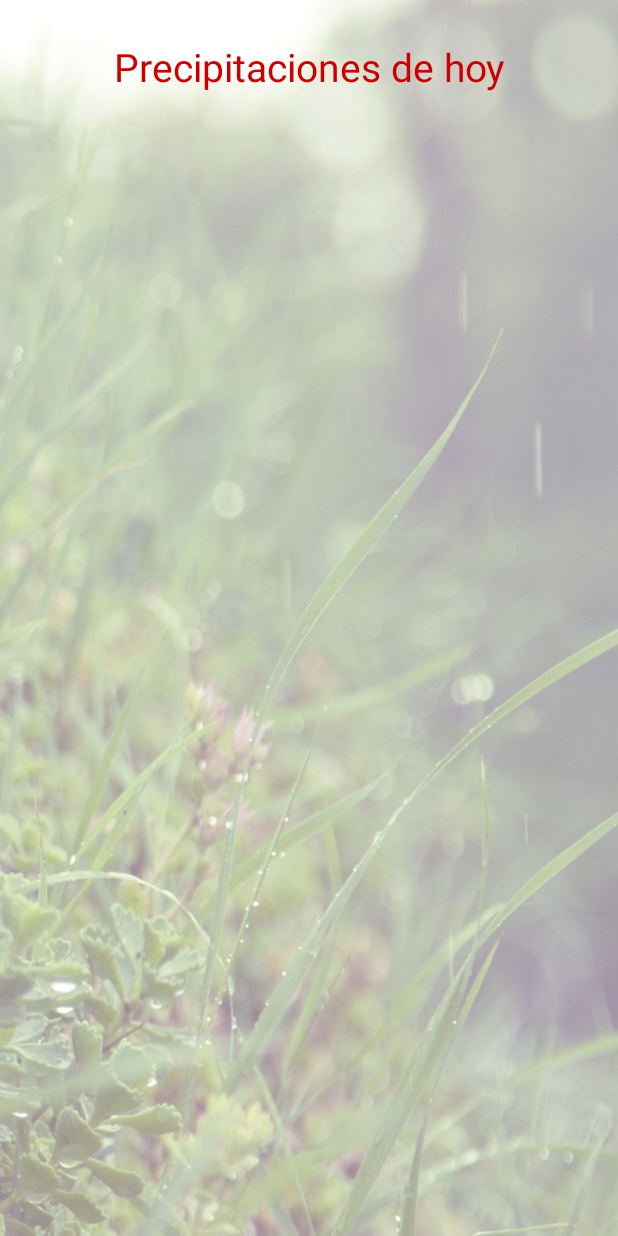
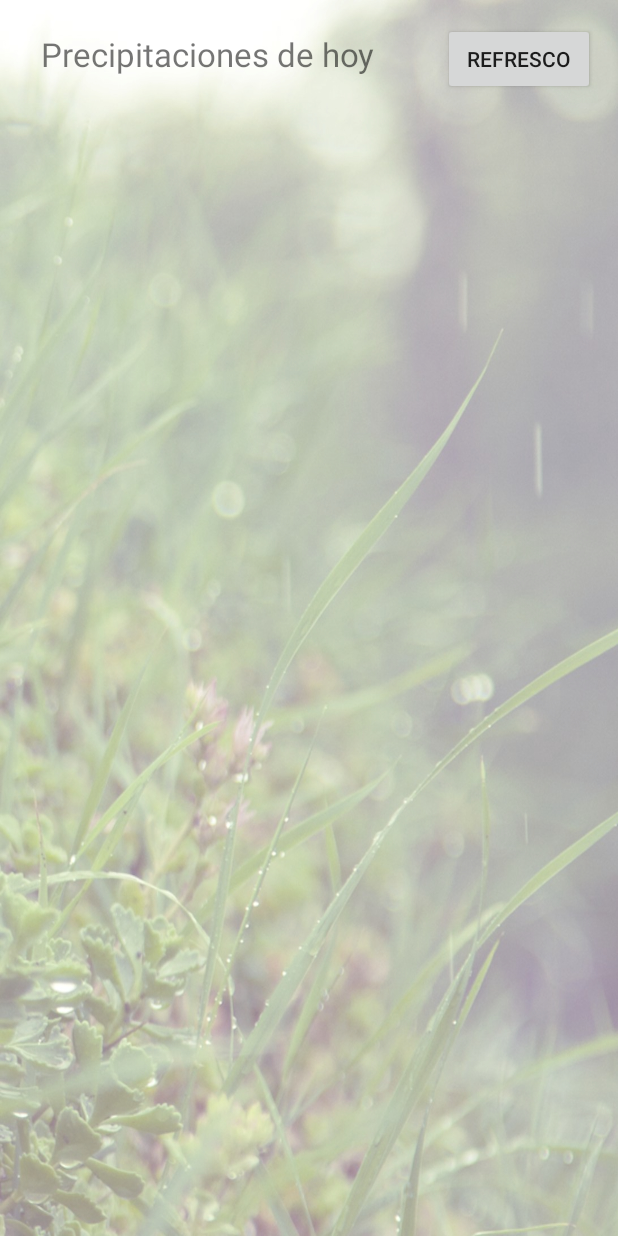
Before and after one commit to DioniGarcia/ScrapMeteo, an Android app: the screen it shows after launch (MainActivity), on a phone screen of 412 x 824 dp. Run offline under Robolectric (Android 15) with nearby library versions, the phone set to English and light mode, and no system bars.

Commit message:
Secnd commit

```diff
--- a/app/src/main/java/com/example/administrador/scrapmeteo/MainActivity.java
+++ b/app/src/main/java/com/example/administrador/scrapmeteo/MainActivity.java
@@ -3,15 +3,17 @@ package com.example.administrador.scrapmeteo;
 import android.os.AsyncTask;
 import android.support.v7.app.AppCompatActivity;
 import android.os.Bundle;
+import android.view.View;
+import android.widget.Button;
 import android.widget.TextView;
-import android.widget.Toast;
 
 import org.jsoup.Jsoup;
 import org.jsoup.nodes.Document;
 import org.jsoup.nodes.Element;
 
 public class MainActivity extends AppCompatActivity {
-    TextView texVista, texXodos, texAdz,texVf,texValde, texVm,texAr, texAlc, texTor, texPue, texMos, texMon, texBron;
+    TextView texVista, texXodos, texAdz,texVf,texValde, texVm, texOnd, texAlc, texTor, texPue, texMos, texMon, texBron;
+    Button but;
 
     @Override
     protected void onCreate(Bundle savedInstanceState) {
@@ -24,7 +26,7 @@ public class MainActivity extends AppCompatActivity {
         texVf = (TextView) findViewById(R.id.t4);
         texValde = (TextView) findViewById(R.id.t5);
         texVm = (TextView) findViewById(R.id.t6);
-        texAr = (TextView) findViewById(R.id.t7);
+        texOnd = (TextView) findViewById(R.id.t7);
         texAlc = (TextView) findViewById(R.id.t8);
         texTor = (TextView) findViewById(R.id.t9);
         texPue = (TextView) findViewById(R.id.t10);
@@ -32,15 +34,20 @@ public class MainActivity extends AppCompatActivity {
         texMon = (TextView) findViewById(R.id.t12);
         texBron = (TextView) findViewById(R.id.t13);
 
-        new doit().execute();
-        /*Button but = (Button) findViewById(R.id.b1);
+
+
+        but = (Button) findViewById(R.id.b1);
 
         but.setOnClickListener(new View.OnClickListener() {
             @Override
             public void onClick(View v) {
-                new doit().execute();
+                finish();
+                startActivity(getIntent());
             }
-        });*/
+        });
+
+        new doit().execute();
+
     }
 
     public class doit extends AsyncTask<Void,Void,Void>{
@@ -52,7 +59,7 @@ public class MainActivity extends AppCompatActivity {
         String textIncomeVal;
         String textIncomeVm;
         String textIncomeAlc;
-        String textIncomeAr;
+        String textIncomeOnd;
         String textIncomePue;
         String textIncomeTor;
         String textIncomeMos;
@@ -213,27 +220,27 @@ public class MainActivity extends AppCompatActivity {
 
                 /* ________________________________________________________________________________*/
 
-                Document docAr= Jsoup.connect("https://www.avamet.org/mxo_i.php?id=c02m014e40").get();
+                Document docOnd= Jsoup.connect("https://www.avamet.org/mxo_i.php?id=c06m084e02").get();
 
-                textIncomeAr = docAr.getElementById("estacio").text();
-                textIncomeAr += "\n"+ "Humedad relativa: " + cutBeforeData( docAr.getElementById("hrel").text());
-                textIncomeAr += "   Viento: " + cutBeforeData( docAr.getElementById("vent").text());
-                textIncomeAr += "\n"+ "Lluvia: " + cutBeforeData( docAr.getElementById("prec").text() );
+                textIncomeOnd = docOnd.getElementById("estacio").text();
+                textIncomeOnd += "\n"+ "Humedad relativa: " + cutBeforeData( docOnd.getElementById("hrel").text());
+                textIncomeOnd += "   Viento: " + cutBeforeData( docOnd.getElementById("vent").text());
+                textIncomeOnd += "\n"+ "Lluvia: " + cutBeforeData( docOnd.getElementById("prec").text() );
                 i=0;
-                for (Element e : docAr.getElementById("mesdades").children()) {
+                for (Element e : docOnd.getElementById("mesdades").children()) {
                     if (i == 5 ) {
-                        textIncomeAr += "   Mensual: "+  cutBeforeData( e.text() );
+                        textIncomeOnd += "   Mensual: "+  cutBeforeData( e.text() );
 
                     }else if (i==6){
-                        textIncomeAr += "   Anual: "+  cutBeforeData( e.text() );
+                        textIncomeOnd += "   Anual: "+  cutBeforeData( e.text() );
                         break;
                     }
                     i+=1;
                 }
 
 
-                textIncomeAr += "\n"+ "T.Min: " + cutBeforeData( docAr.getElementById("temp_min").text() );
-                textIncomeAr += "   T.Max: " + cutBeforeData( docAr.getElementById("temp_max").text() );
+                textIncomeOnd += "\n"+ "T.Min: " + cutBeforeData( docOnd.getElementById("temp_min").text() );
+                textIncomeOnd += "   T.Max: " + cutBeforeData( docOnd.getElementById("temp_max").text() );
 
                 /* ________________________________________________________________________________*/
 
@@ -387,8 +394,8 @@ public class MainActivity extends AppCompatActivity {
                 textIncomeBron+= "\nViento: "+viento[1]+"km/h "+viento[0];
                 textIncomeBron+="   Lluvia: "+meteo[4];
                 textIncomeBron+="\nLluvia (Últimos 5 dias): "+meteo[5].split(" ")[0]+"mm";
-                textIncomeBron+= "\nT.Min: "+docBron.getElementsByClass("vermell").first().text();
-                textIncomeBron+= "   T.Max: "+docBron.getElementsByClass("blau").first().text();
+                textIncomeBron+= "\nT.Min: "+docBron.getElementsByClass("blau").first().text();
+                textIncomeBron+= "   T.Max: "+docBron.getElementsByClass("vermell").first().text();
 
                 /* ________________________________________________________________________________                   END     */
 
@@ -410,7 +417,7 @@ public class MainActivity extends AppCompatActivity {
             texValde.setText((textIncomeVal));
             texVm.setText((textIncomeVm));
             texAlc.setText((textIncomeAlc));
-            texAr.setText((textIncomeAr));
+            texOnd.setText((textIncomeOnd));
             texTor.setText((textIncomeTor));
             texPue.setText((textIncomePue));
             texMos.setText((textIncomeMos));
--- a/app/src/main/res/layout-land/activity_main.xml
+++ b/app/src/main/res/layout-land/activity_main.xml
@@ -13,14 +13,34 @@
 
     tools:context=".MainActivity">
 
-    <TextView
-        android:id="@+id/textView2"
+    <LinearLayout
         android:layout_width="match_parent"
-        android:layout_height="58dp"
-        android:gravity="fill_vertical|center_horizontal"
-        android:text="Precipitaciones de hoy"
-        android:textColor="@android:color/holo_red_dark"
-        android:textSize="26sp" />
+        android:layout_height="wrap_content"
+        android:orientation="horizontal">
+
+        <TextView
+            android:id="@+id/textView3"
+            android:layout_width="wrap_content"
+            android:layout_height="wrap_content"
+            android:layout_weight="1"
+            android:gravity="center_vertical|center_horizontal"
+            android:text="Precipitaciones de hoy"
+            android:textColor="@android:color/black"
+            android:textSize="30sp" />
+
+        <Space
+            android:layout_width="5dp"
+            android:layout_height="wrap_content"
+            android:layout_weight="1" />
+
+        <Button
+            android:id="@+id/b1"
+            android:layout_width="wrap_content"
+            android:layout_height="wrap_content"
+            android:layout_weight="1"
+            android:gravity="fill_vertical|center_horizontal"
+            android:text="Refresco" />
+    </LinearLayout>
 
     <Space
         android:layout_width="match_parent"
--- a/app/src/main/res/layout-sw600dp/activity_main.xml
+++ b/app/src/main/res/layout-sw600dp/activity_main.xml
@@ -13,18 +13,38 @@
 
     tools:context=".MainActivity">
 
-    <TextView
-        android:id="@+id/textView2"
-        android:layout_width="match_parent"
-        android:layout_height="58dp"
-        android:gravity="fill_vertical|center_horizontal"
-        android:text="Precipitaciones de hoy"
-        android:textColor="@android:color/holo_red_dark"
-        android:textSize="26sp" />
-
     <Space
         android:layout_width="match_parent"
         android:layout_height="5dp" />
+
+    <LinearLayout
+        android:layout_width="match_parent"
+        android:layout_height="wrap_content"
+        android:orientation="horizontal">
+
+        <TextView
+            android:id="@+id/textView2"
+            android:layout_width="wrap_content"
+            android:layout_height="wrap_content"
+            android:layout_weight="1"
+            android:gravity="center_vertical|center_horizontal"
+            android:text="Precipitaciones de hoy"
+            android:textSize="30sp" />
+
+        <Space
+            android:layout_width="wrap_content"
+            android:layout_height="wrap_content"
+            android:layout_weight="1" />
+
+        <Button
+            android:id="@+id/b1"
+            android:layout_width="wrap_content"
+            android:layout_height="wrap_content"
+            android:layout_weight="1"
+            android:gravity="center_vertical|center_horizontal"
+            android:text="Refresco"
+            android:textSize="18sp" />
+    </LinearLayout>
 
     <ScrollView
         android:layout_width="match_parent"
--- a/app/src/main/res/layout/activity_main.xml
+++ b/app/src/main/res/layout/activity_main.xml
@@ -13,14 +13,35 @@
 
     tools:context=".MainActivity">
 
-    <TextView
-        android:id="@+id/textView2"
+    <LinearLayout
         android:layout_width="match_parent"
-        android:layout_height="58dp"
-        android:gravity="fill_vertical|center_horizontal"
-        android:text="Precipitaciones de hoy"
-        android:textColor="@android:color/holo_red_dark"
-        android:textSize="26sp" />
+        android:layout_height="wrap_content"
+        android:orientation="horizontal">
+
+        <TextView
+            android:id="@+id/textView"
+            android:layout_width="wrap_content"
+            android:layout_height="wrap_content"
+            android:layout_weight="1.5"
+            android:gravity="center_vertical|center_horizontal"
+            android:text="Precipitaciones de hoy"
+            android:textSize="22sp"
+            tools:textColor="@android:color/black" />
+
+        <Space
+            android:layout_width="2dp"
+            android:layout_height="match_parent"
+            android:layout_weight="2" />
+
+        <Button
+            android:id="@+id/b1"
+            android:layout_width="wrap_content"
+            android:layout_height="wrap_content"
+            android:layout_weight="0.5"
+            android:gravity="center_vertical|center_horizontal"
+            android:text="Refresco"
+            android:textSize="14sp" />
+    </LinearLayout>
 
     <Space
         android:layout_width="match_parent"
```
